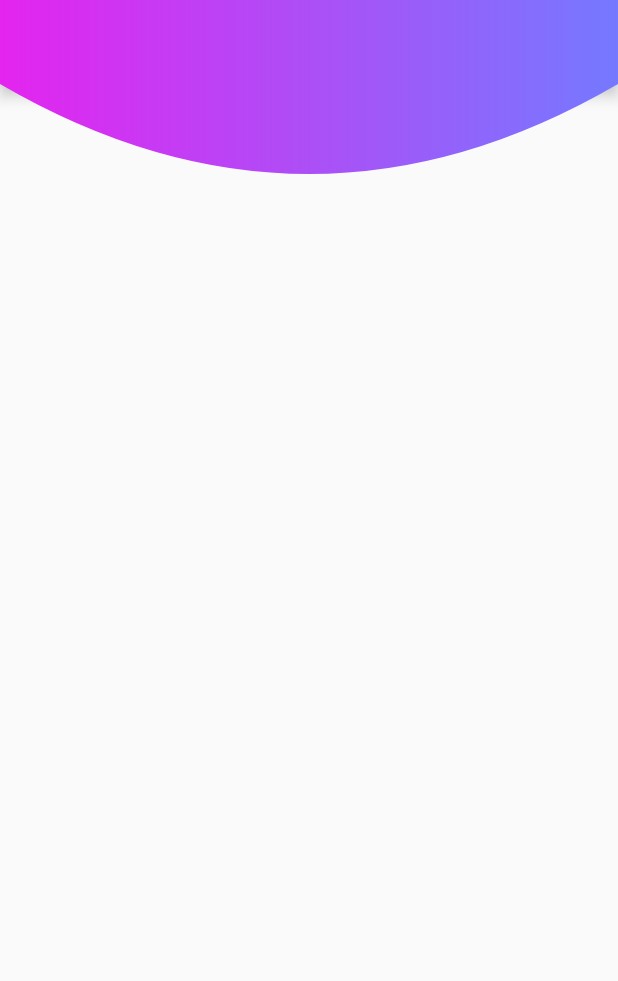
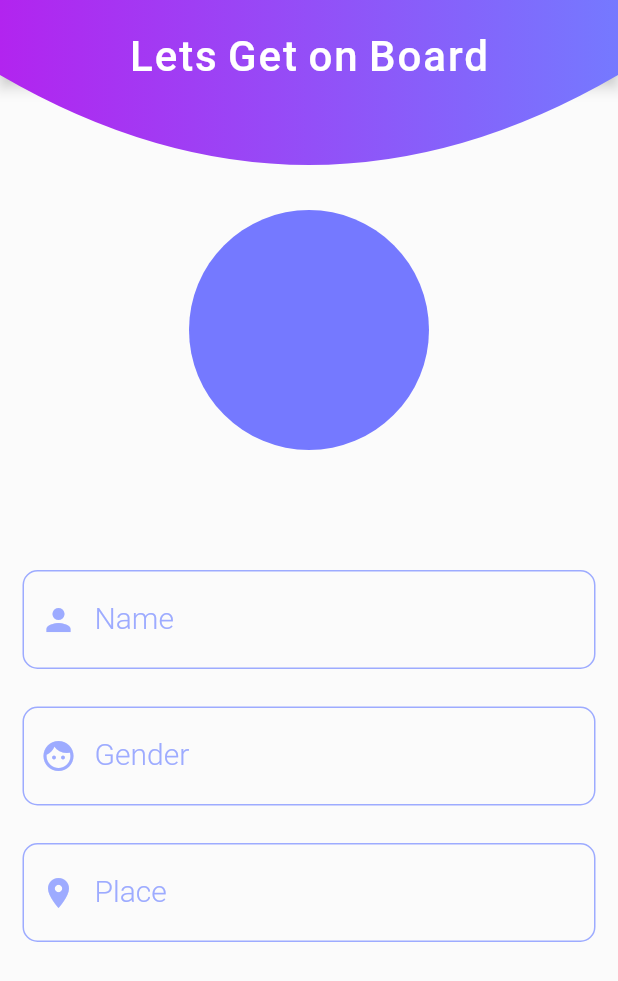
Before and after one commit to pareekshit28/NoFaces, a Flutter app: the screen it shows after launch, on a phone screen of 412 x 824 dp. Shown: the top 981 px of the screen. Run offline on Flutter 3.47's test engine with Material 2 defaults, Android fonts, the phone set to English and light mode, and no system bars.

Commit message:
OnBoarding UI done

```diff
--- a/lib/pages/LoginScreen.dart
+++ b/lib/pages/LoginScreen.dart
@@ -10,8 +10,8 @@ class LoginScreen extends StatelessWidget {
               begin: Alignment(-1, 1),
               end: Alignment(1, 1),
               colors: <Color>[
-                Color.fromRGBO(228, 36, 239, 1),
-                Colors.blue[600]
+                Color.fromRGBO(178, 36, 239, 1),
+                Color.fromRGBO(117, 121, 255, 1)
               ],
               tileMode: TileMode.clamp),
         ),
--- a/lib/pages/OnBoarding.dart
+++ b/lib/pages/OnBoarding.dart
@@ -12,25 +12,133 @@ class _OnBoardingState extends State<OnBoarding> {
     const curveHeight = 60.0;
     return Scaffold(
       appBar: AppBar(
+        toolbarHeight: 50,
         flexibleSpace: Container(
+          child: Align(
+            alignment: Alignment(0, 1.5),
+            child: Text(
+              'Lets Get on Board',
+              style: TextStyle(
+                  color: Colors.white,
+                  letterSpacing: 1.3,
+                  wordSpacing: -2,
+                  fontWeight: FontWeight.w500,
+                  fontSize: 28.0),
+            ),
+          ),
           decoration: new ShapeDecoration(
             shape: const MyShapeBorder(curveHeight),
             gradient: LinearGradient(
               begin: Alignment.centerLeft,
               end: Alignment.centerRight,
               colors: <Color>[
-              Color.fromRGBO(228, 36, 239, 1),
+                Color.fromRGBO(178, 36, 239, 1),
                 Color.fromRGBO(117, 121, 255, 1)
               ],
             ),
           ),
         ),
-    )
-        // body: new Column(
-        //   children: <Widget>[
-        //     new GradientAppBar("Let's Get on  Board !"),
-        //   ],
-        // ),
+      ),
+      backgroundColor: Color.fromRGBO(251, 251, 251, 1),
+      body: Padding(
+        padding: const EdgeInsets.fromLTRB(15, curveHeight + 30, 15, 0),
+        child: Column(
+          children: [
+            CircleAvatar(
+                radius: 80, backgroundColor: Color.fromRGBO(117, 121, 255, 1)),
+            SizedBox(
+              height: 80,
+            ),
+            TextField(
+              cursorColor: Colors.purple,
+              style:
+                  TextStyle(color: Color.fromRGBO(42, 42, 42, 1), fontSize: 22),
+              decoration: InputDecoration(
+                prefixIcon: Icon(
+                  Icons.person,
+                  color: Color.fromRGBO(157, 171, 255, 1),
+                ),
+                labelText: 'Name',
+                labelStyle: TextStyle(
+                  color: Color.fromRGBO(157, 171, 255, 1),
+                  fontWeight: FontWeight.w300,
+                  fontSize: 20,
+                ),
+                focusedBorder: OutlineInputBorder(
+                  borderSide: BorderSide(
+                      color: Color.fromRGBO(178, 36, 239, 1), width: 1.25),
+                  borderRadius: BorderRadius.circular(10),
+                ),
+                enabledBorder: OutlineInputBorder(
+                    borderSide:
+                        BorderSide(color: Color.fromRGBO(157, 171, 255, 1)),
+                    borderRadius: BorderRadius.circular(10)),
+              ),
+            ),
+            SizedBox(
+              height: 25,
+            ),
+            TextField(
+              cursorColor: Colors.purple,
+              style:
+                  TextStyle(color: Color.fromRGBO(42, 42, 42, 1), fontSize: 22),
+              decoration: InputDecoration(
+                prefixIcon: Icon(
+                  Icons.face,
+                  color: Color.fromRGBO(157, 171, 255, 1),
+                ),
+                labelText: 'Gender',
+                labelStyle: TextStyle(
+                  color: Color.fromRGBO(157, 171, 255, 1),
+                  fontWeight: FontWeight.w300,
+                  fontSize: 20,
+                ),
+                focusedBorder: OutlineInputBorder(
+                  borderSide: BorderSide(
+                      color: Color.fromRGBO(178, 36, 239, 1), width: 1.25),
+                  borderRadius: BorderRadius.circular(10),
+                ),
+                enabledBorder: OutlineInputBorder(
+                    borderSide:
+                        BorderSide(color: Color.fromRGBO(157, 171, 255, 1)),
+                    borderRadius: BorderRadius.circular(10)),
+              ),
+            ),
+            SizedBox(
+              height: 25,
+            ),
+            TextField(
+              cursorColor: Colors.purple,
+              style:
+                  TextStyle(color: Color.fromRGBO(42, 42, 42, 1), fontSize: 22),
+              decoration: InputDecoration(
+                prefixIcon: Icon(
+                  Icons.place,
+                  color: Color.fromRGBO(157, 171, 255, 1),
+                ),
+                labelText: 'Place',
+                labelStyle: TextStyle(
+                  color: Color.fromRGBO(157, 171, 255, 1),
+                  fontWeight: FontWeight.w300,
+                  fontSize: 20,
+                ),
+                focusedBorder: OutlineInputBorder(
+                  borderSide: BorderSide(
+                      color: Color.fromRGBO(178, 36, 239, 1), width: 1.25),
+                  borderRadius: BorderRadius.circular(10),
+                ),
+                enabledBorder: OutlineInputBorder(
+                    borderSide:
+                        BorderSide(color: Color.fromRGBO(157, 171, 255, 1)),
+                    borderRadius: BorderRadius.circular(10)),
+              ),
+            ),
+            SizedBox(
+              height: 25,
+            ),
+          ],
+        ),
+      ),
     );
   }
 }
@@ -84,7 +192,7 @@ class MyShapeBorder extends ContinuousRectangleBorder {
 //                             begin: Alignment(-1, 1),
 //                             end: Alignment(1, 1),
 //                             colors: <Color>[
-//                               Color.fromRGBO(228, 36, 239, 1),
+//                               Color.fromRGBO(178, 36, 239, 1),
 //                               Colors.blue[600]
 //                             ],
 //                             tileMode: TileMode.clamp),
```
Lines whose indentation alone changed are shown as unchanged.
